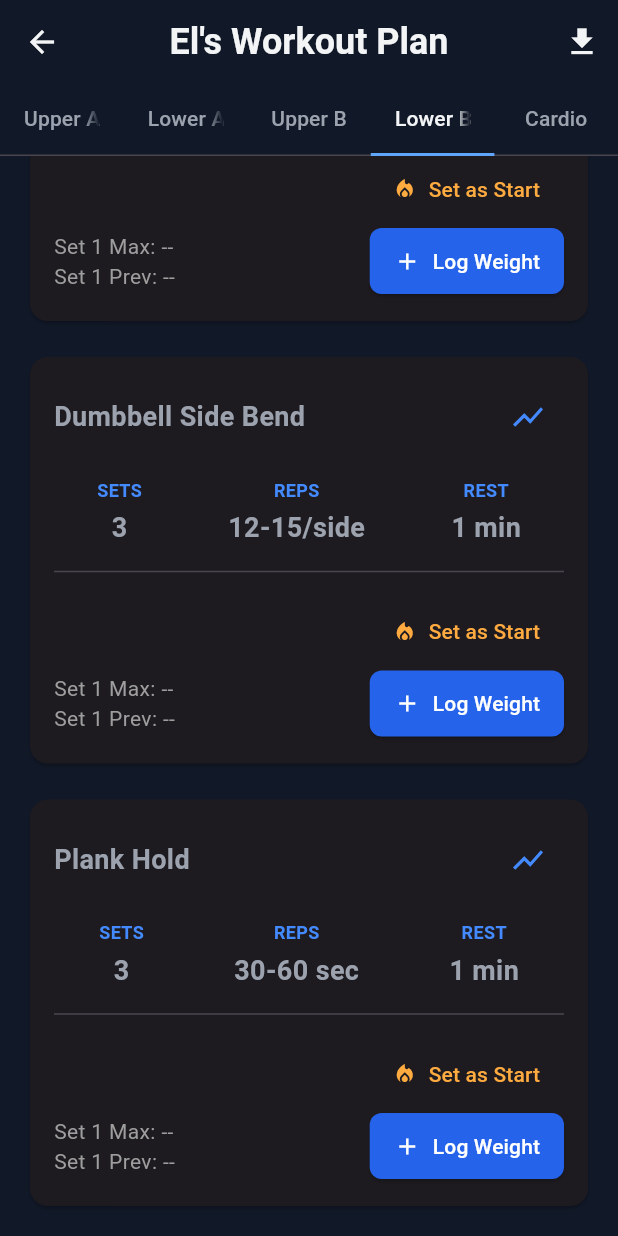
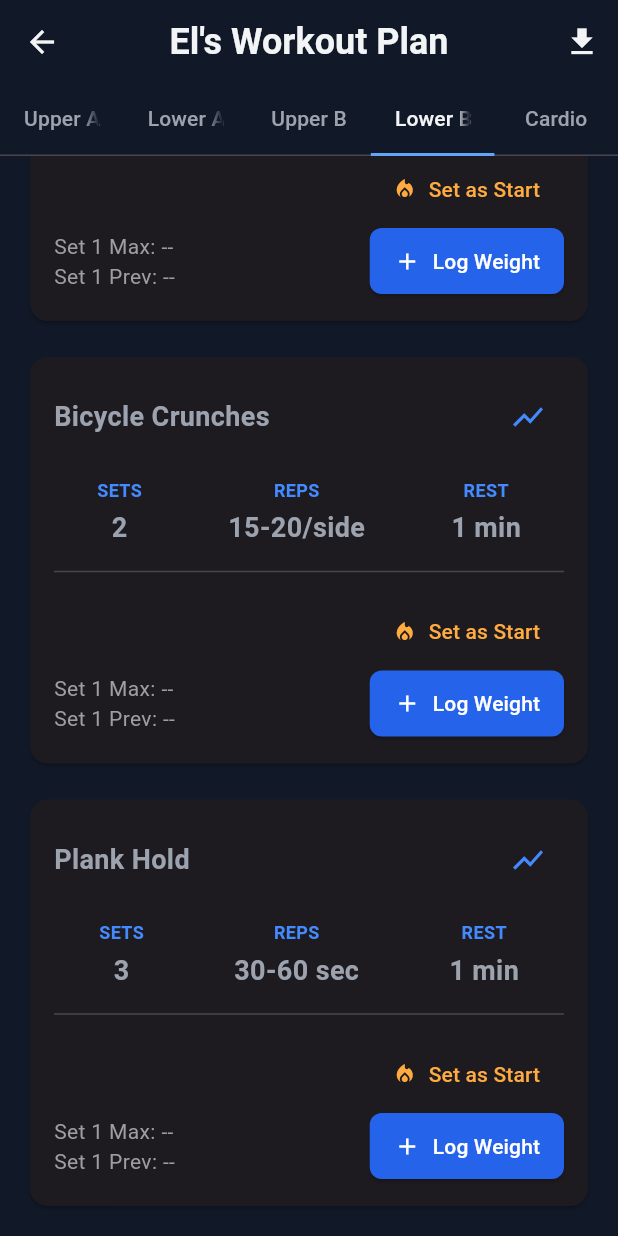
Before and after one commit to elmustslay/daily-blueprint, a Flutter app: the GymPlanScreen screen opened directly, tab 4 chosen, scrolled down 1656 dp, on a phone screen of 412 x 824 dp. Run offline on Flutter 3.47's test engine with Material 3 defaults, Android fonts, the phone set to English and light mode, and no system bars; our stand-ins replace fl_chart, flutter_riverpod, share_plus, shared_preferences, sqflite; accounts and stored records are empty.

Commit message:
feat: replace Dumbbell Side Bend with Bicycle Crunches in gym data and update IPA binary

```diff
--- a/lib/features/gym_plan/data/gym_data.dart
+++ b/lib/features/gym_plan/data/gym_data.dart
@@ -300,8 +300,8 @@ class GymData {
       tip: '🎯 Focus: Soleus (the wider chunk of your calf muscle).\n\n💡 How to do it: Focus on a deep, full stretch at the bottom (heels dropped low) and push up onto your big toes as high as mechanically possible at the top.\n\n⚠️ Common Pitfall: "Bouncy" fast partial reps. Do deliberate reps: Stretch, pause... Squeeze, pause. Control every inch of the movement for real growth.',
     ),
     Exercise(
-      id: 'abs_2b', name: 'Dumbbell Side Bend', sets: '3', reps: '12-15/side', rest: '1 min',
-      tip: '🎯 Focus: Obliques (the muscles on the side of your abs that frame the "V").\n\n💡 How to do it: Hold one dumbbell in one hand. Stand straight, core tight. Slowly lean sideways toward the dumbbell, then contract your opposite oblique to pull yourself back upright and slightly past center. Do all reps on one side, then switch.\n\n⚠️ Common Pitfall: Holding a dumbbell in BOTH hands (this cancels out the resistance). Only hold weight in one hand. Also don\'t twist — keep the movement strictly in the side-to-side plane.',
+      id: 'abs_2b', name: 'Bicycle Crunches', sets: '2', reps: '15-20/side', rest: '1 min',
+      tip: '🎯 Focus: Obliques and overall core definition without widening the waist.\n\n💡 How to do it: Keep your lower back pressed firmly into the floor. Bring your opposite elbow to your opposite knee, fully extending the other leg straight out. Move slowly and control the twist.\n\n⚠️ Common Pitfall: Pulling on your neck or rushing through the reps. The slower you twist, the harder the obliques have to work to stabilize you.',
     ),
     Exercise(
       id: 'bw_1c', name: 'Plank Hold', sets: '3', reps: '30-60 sec', rest: '1 min',
```
Also changed, not shown: 1 other file.
